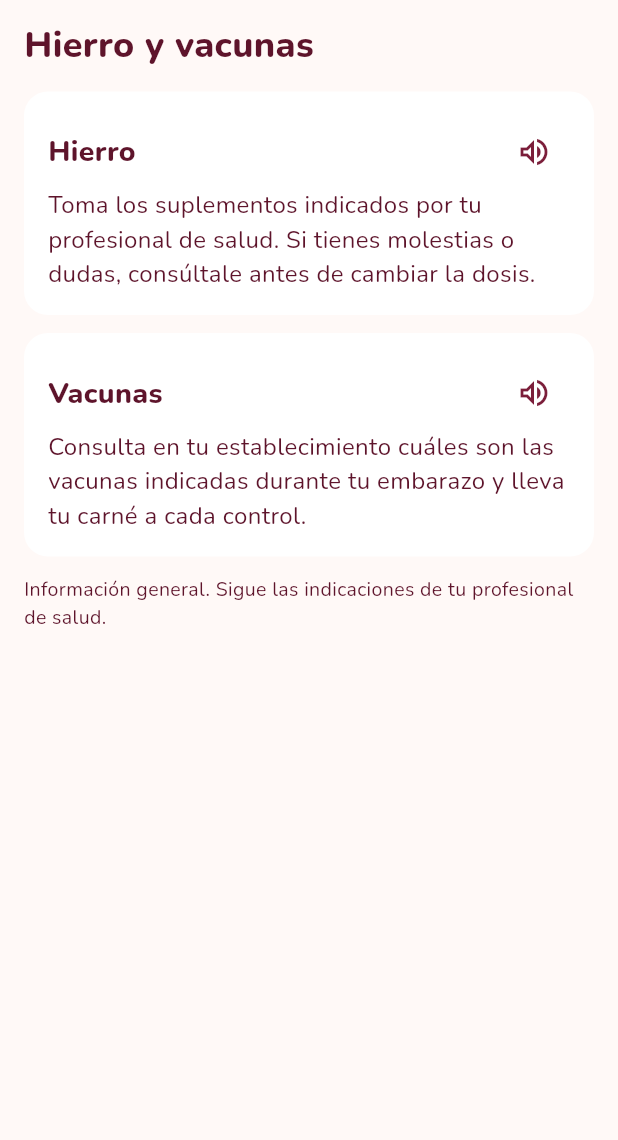
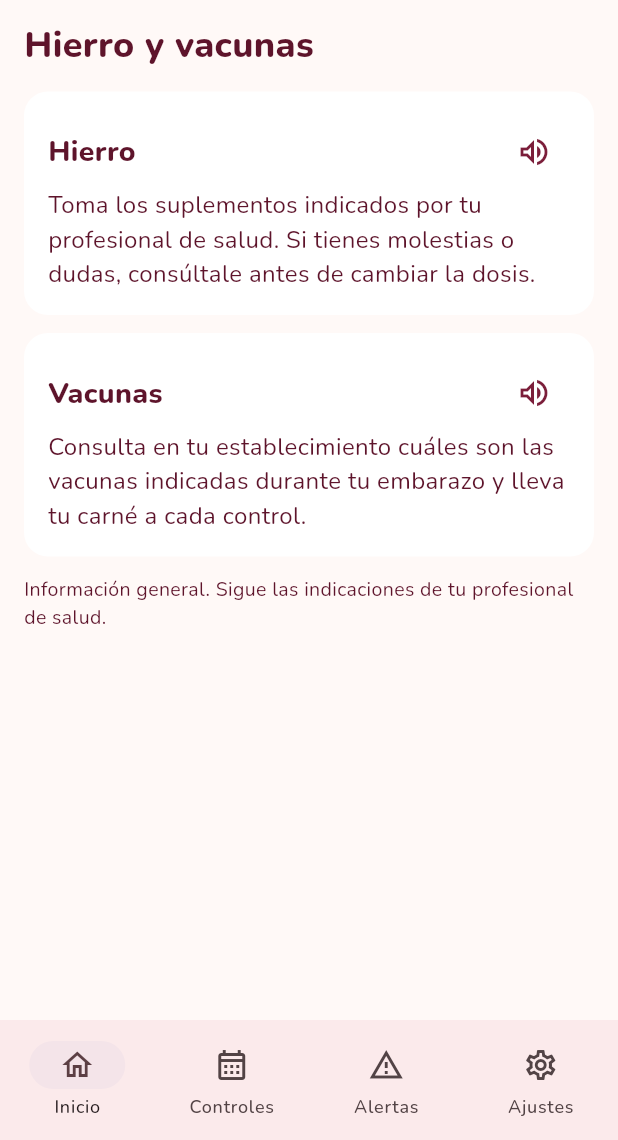
Before and after one commit to jesus270125/proyecto-control-de-madres-gestantes, a Flutter app: the CareTopicScreen screen opened directly, on a phone screen of 412 x 824 dp, the part 96-1236 px from its top. Run offline on Flutter 3.47's test engine with Material 3 defaults, Android fonts, the phone set to English and light mode, and no system bars; our stand-ins replace flutter_secure_storage, flutter_svg, flutter_tts, share_plus, sqflite_sqlcipher; accounts and stored records are empty; project files that could hold a hidden picture were left out.

Commit message:
Mejora navegación y accesibilidad del diseño

```diff
--- a/mobile/lib/design.dart
+++ b/mobile/lib/design.dart
@@ -8,6 +8,8 @@ const rose = Color(0xFFF4E4E9);
 const cream = Color(0xFFF7ECCD);
 const background = Color(0xFFFFF9F7);
 final textScale = ValueNotifier<double>(1);
+final navigationTab = ValueNotifier<int>(0);
+final voiceVolume = ValueNotifier<double>(1);
 
 Widget art(String id, {double size = 28}) => SvgPicture.asset('assets/figma/$id.svg', width: size, height: size, fit: BoxFit.contain);
 
@@ -17,6 +19,7 @@ class Voice {
     try {
       await _tts.setLanguage('es-PE');
       await _tts.setSpeechRate(0.43);
+      await _tts.setVolume(voiceVolume.value);
       await _tts.speak(text);
     } catch (_) {
       if (context.mounted) ScaffoldMessenger.of(context).showSnackBar(const SnackBar(content: Text('La voz en español no está disponible en este dispositivo.')));
@@ -79,3 +82,23 @@ class ListenButton extends StatelessWidget {
   @override
   Widget build(BuildContext context) => IconButton(onPressed: () => Voice.speak(context, text), tooltip: 'Escuchar', icon: const Icon(Icons.volume_up_outlined, color: wine));
 }
+
+class FigNavigation extends StatelessWidget {
+  const FigNavigation({super.key, required this.selected, this.onSelected});
+  final int selected;
+  final ValueChanged<int>? onSelected;
+  @override
+  Widget build(BuildContext context) => NavigationBar(
+    selectedIndex: selected, indicatorColor: rose,
+    onDestinationSelected: (index) {
+      if (onSelected != null) { onSelected!(index); return; }
+      navigationTab.value = index;
+      Navigator.of(context).popUntil((route) => route.isFirst);
+    },
+    destinations: const [
+      NavigationDestination(icon: Icon(Icons.home_outlined), label: 'Inicio'),
+      NavigationDestination(icon: Icon(Icons.calendar_month_outlined), label: 'Controles'),
+      NavigationDestination(icon: Icon(Icons.warning_amber_outlined), label: 'Alertas'),
+      NavigationDestination(icon: Icon(Icons.settings_outlined), label: 'Ajustes'),
+    ]);
+}
```
Also changed, not shown: mobile/lib/screens/core_screens.dart (+16 -4 lines), mobile/lib/screens/education_screens.dart (+5 -5 lines), mobile/lib/screens/prenatal_screens.dart (+5 -5 lines), mobile/lib/screens/support_screens.dart (+4 -4 lines), 2 other files.
